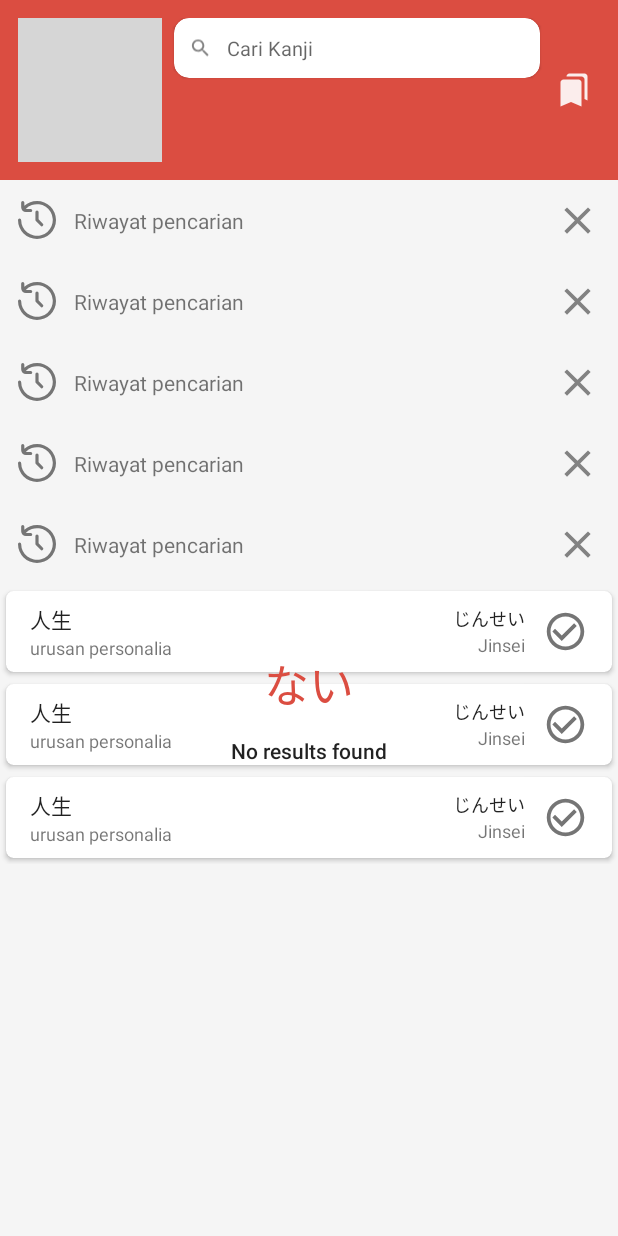
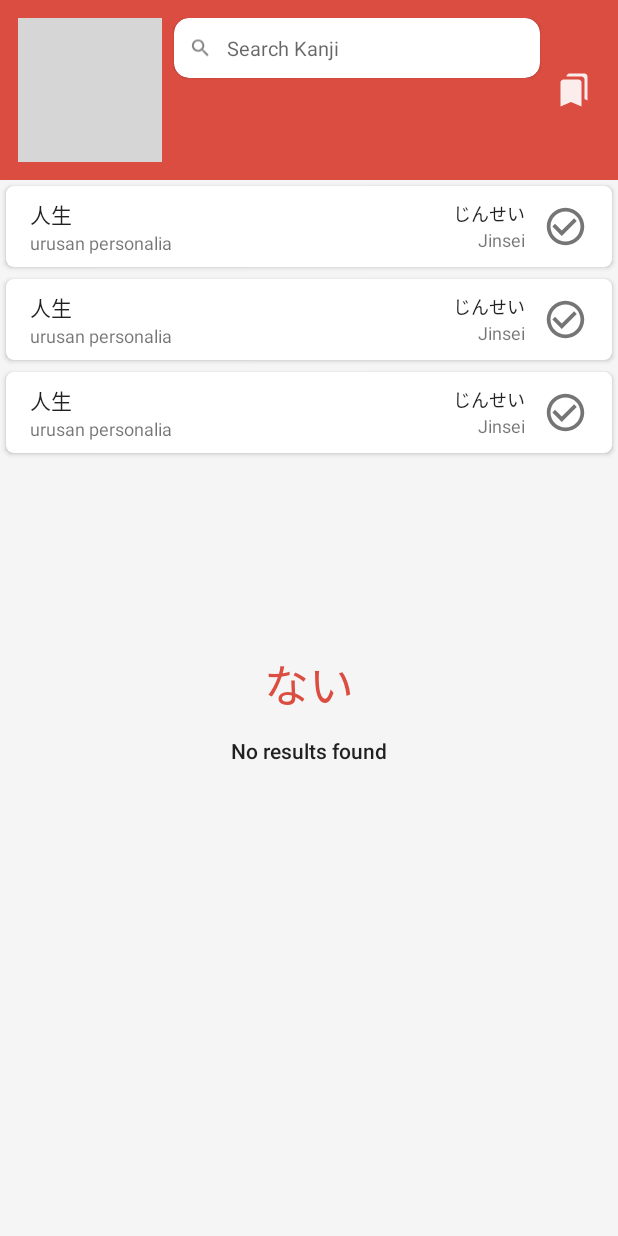
Before and after one commit to diczst/android-kanjikita, an Android app: the layout activity_search.xml on its own in the app's theme, with its tools: preview values and no code run, on a phone screen of 412 x 824 dp. Run offline under Robolectric (Android 15) with nearby library versions, the phone set to English and light mode, and no system bars; grey boxes are pictures that could not be loaded.

Commit message:
remove history item

```diff
--- a/app/src/main/java/com/neonusa/belajarkanjijlpt/ui/search/SearchActivity.kt
+++ b/app/src/main/java/com/neonusa/belajarkanjijlpt/ui/search/SearchActivity.kt
@@ -4,19 +4,13 @@ import android.os.Bundle
 import android.speech.tts.TextToSpeech
 import android.view.View
 import android.widget.Toast
-import androidx.activity.enableEdgeToEdge
 import androidx.appcompat.app.AppCompatActivity
-import androidx.core.view.ViewCompat
-import androidx.core.view.WindowInsetsCompat
 import androidx.core.widget.addTextChangedListener
 import androidx.recyclerview.widget.LinearLayoutManager
 import androidx.recyclerview.widget.RecyclerView
-import com.neonusa.belajarkanjijlpt.R
 import com.neonusa.belajarkanjijlpt.adapter.KanjiWordAdapter
-import com.neonusa.belajarkanjijlpt.adapter.KanjiWordOfTheDayAdapter
 import com.neonusa.belajarkanjijlpt.data.model.KanjiItem
 import com.neonusa.belajarkanjijlpt.data.model.KanjiWord
-import com.neonusa.belajarkanjijlpt.databinding.ActivityMainBinding
 import com.neonusa.belajarkanjijlpt.databinding.ActivitySearchBinding
 import org.koin.androidx.viewmodel.ext.android.viewModel
 import java.util.Locale
--- a/app/src/main/res/layout/activity_search.xml
+++ b/app/src/main/res/layout/activity_search.xml
@@ -57,7 +57,7 @@
                     android:layout_width="match_parent"
                     android:layout_height="wrap_content"
                     android:textSize="13sp"
-                    android:hint="Cari Kanji"
+                    android:hint="@string/cari_kanji"
                     android:layout_gravity="center"
                     android:background="@null"
                     android:layout_marginEnd="8dp"/>
@@ -93,12 +93,6 @@
         android:orientation="vertical"
         app:layout_constraintTop_toBottomOf="@id/layout_home_toolbar"
         app:layout_constraintBottom_toTopOf="@id/adview_container_main">
-
-        <androidx.recyclerview.widget.RecyclerView
-            android:layout_width="match_parent"
-            android:layout_height="wrap_content"
-            tools:listitem="@layout/item_search_history"
-            tools:itemCount="5"/>
 
         <androidx.recyclerview.widget.RecyclerView
             android:id="@+id/rv_word"
--- a/app/src/main/res/layout/item_search_history.xml
+++ /dev/null
@@ -1,41 +0,0 @@
-<?xml version="1.0" encoding="utf-8"?>
-<RelativeLayout xmlns:android="http://schemas.android.com/apk/res/android"
-    android:layout_width="match_parent"
-    android:layout_height="wrap_content"
-    android:layout_margin="4dp">
-
-    <RelativeLayout
-        android:layout_width="match_parent"
-        android:layout_height="wrap_content"
-        android:orientation="vertical"
-        android:padding="8dp">
-
-        <ImageView
-            android:id="@+id/icon_history"
-            android:layout_width="25dp"
-            android:layout_height="25dp"
-            android:layout_centerVertical="true"
-            android:src="@drawable/time_past" />
-
-        <TextView
-            android:id="@+id/tv_riwayat"
-            android:layout_width="wrap_content"
-            android:layout_height="wrap_content"
-            android:textSize="14sp"
-            android:layout_centerVertical="true"
-            android:layout_marginHorizontal="12dp"
-            android:layout_toEndOf="@id/icon_history"
-            android:layout_toStartOf="@id/icon_remove_history"
-            android:text="Riwayat pencarian"/>
-
-        <ImageView
-            android:id="@+id/icon_remove_history"
-            android:layout_width="30dp"
-            android:layout_height="30dp"
-            android:layout_centerVertical="true"
-            android:layout_alignParentEnd="true"
-            android:src="@drawable/baseline_clear_24" />
-
-    </RelativeLayout>
-
-</RelativeLayout>
```
